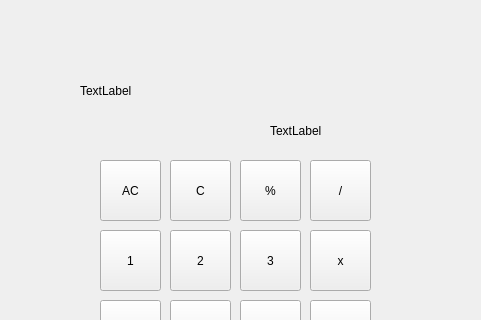
RedStones-112/ROS_Pr, file python/pyQT_src/calculator.ui: the form before one commit; both pictures show x 160 to 641 and y 0 to 320 of the 800 by 600 pixel window.
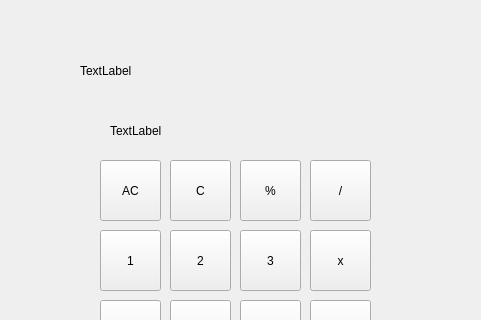
The form after the commit.

Commit message: ML_pt and calculator

```diff
--- a/python/pyQT_src/calculator.ui
+++ b/python/pyQT_src/calculator.ui
@@ -31,7 +31,7 @@
     <property name="geometry">
      <rect>
       <x>240</x>
-      <y>50</y>
+      <y>30</y>
       <width>321</width>
       <height>81</height>
      </rect>
@@ -290,9 +290,9 @@
    <widget class="QLabel" name="label_2">
     <property name="geometry">
      <rect>
-      <x>430</x>
+      <x>270</x>
       <y>110</y>
-      <width>101</width>
+      <width>261</width>
       <height>41</height>
      </rect>
     </property>
```
The commit also changes 8 other files.
